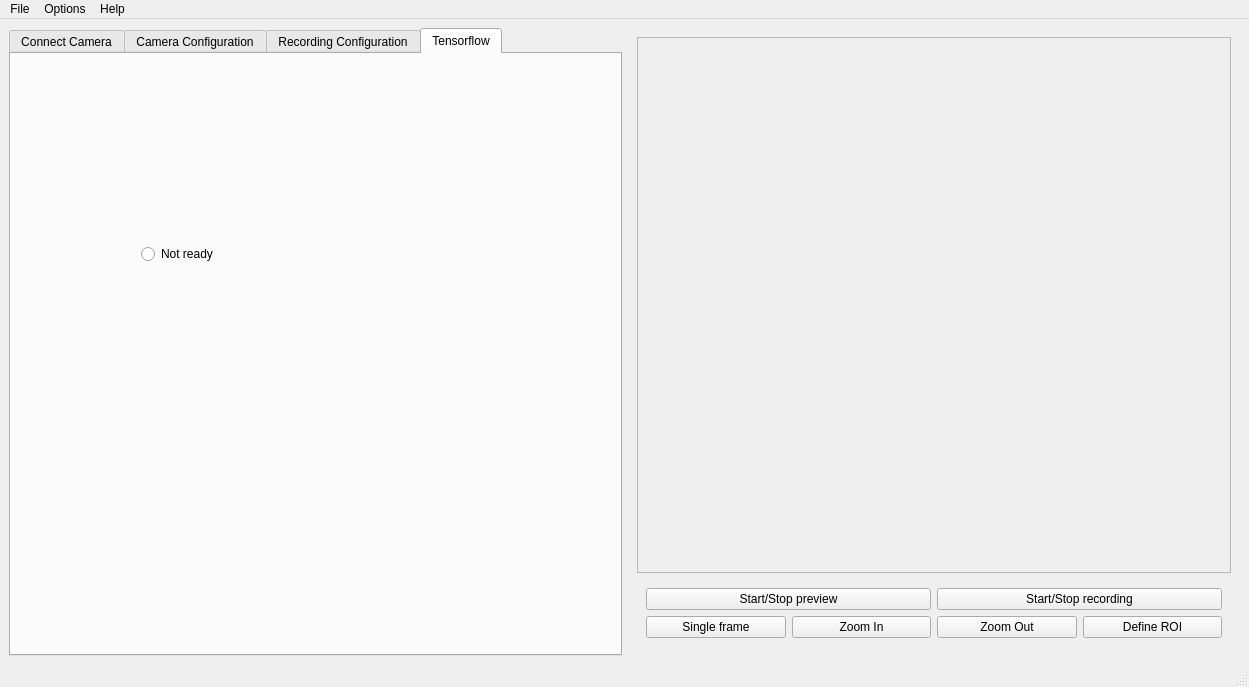
This is anubis.ui in xlukas10/anubis as Qt 5 draws it before an edit. The edited form follows.
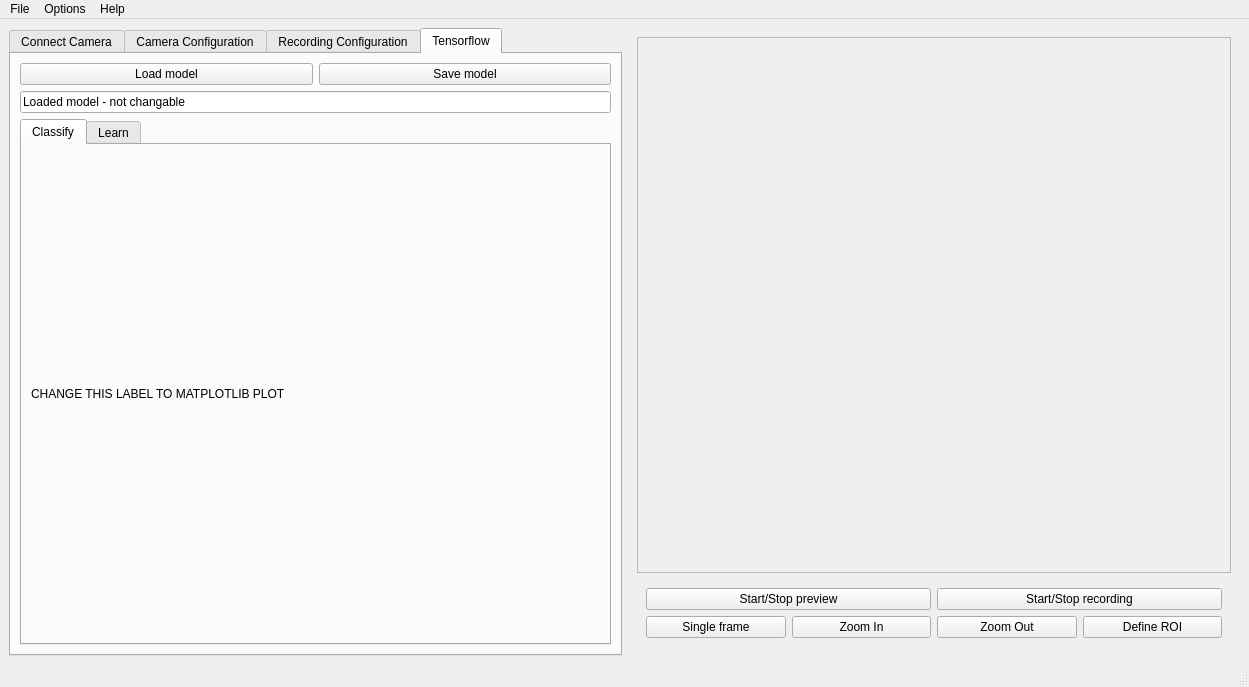
This is the edited form. The open tabs and pages were chosen to show the change. Icons and pictures are not drawn.

Commit message: Updated ui with tensorflow tab

The edit to the form file:
```diff
--- a/anubis.ui
+++ b/anubis.ui
@@ -320,19 +320,55 @@
        <attribute name="title">
         <string>Tensorflow</string>
        </attribute>
-       <widget class="QRadioButton" name="radioButton">
-        <property name="geometry">
-         <rect>
-          <x>130</x>
-          <y>190</y>
-          <width>95</width>
-          <height>20</height>
-         </rect>
-        </property>
-        <property name="text">
-         <string>Not ready</string>
-        </property>
-       </widget>
+       <layout class="QGridLayout" name="gridLayout_3">
+        <item row="0" column="1">
+         <widget class="QPushButton" name="btn_save_model">
+          <property name="text">
+           <string>Save model</string>
+          </property>
+         </widget>
+        </item>
+        <item row="1" column="0" colspan="2">
+         <widget class="QLineEdit" name="line_edit_model_name">
+          <property name="text">
+           <string>Loaded model - not changable</string>
+          </property>
+         </widget>
+        </item>
+        <item row="0" column="0">
+         <widget class="QPushButton" name="btn_load_model">
+          <property name="text">
+           <string>Load model</string>
+          </property>
+         </widget>
+        </item>
+        <item row="2" column="0" colspan="2">
+         <widget class="QTabWidget" name="tabWidget">
+          <property name="currentIndex">
+           <number>1</number>
+          </property>
+          <widget class="QWidget" name="tab_classify">
+           <attribute name="title">
+            <string>Classify</string>
+           </attribute>
+           <layout class="QGridLayout" name="gridLayout_5">
+            <item row="0" column="0">
+             <widget class="QLabel" name="CHANGE_TO_MATPLOTLIB_PLOT">
+              <property name="text">
+               <string>CHANGE THIS LABEL TO MATPLOTLIB PLOT</string>
+              </property>
+             </widget>
+            </item>
+           </layout>
+          </widget>
+          <widget class="QWidget" name="tab_learn">
+           <attribute name="title">
+            <string>Learn</string>
+           </attribute>
+          </widget>
+         </widget>
+        </item>
+       </layout>
       </widget>
      </widget>
     </item>
```
Left out of the diff: 2 changed lines with no effect on the pictures.
